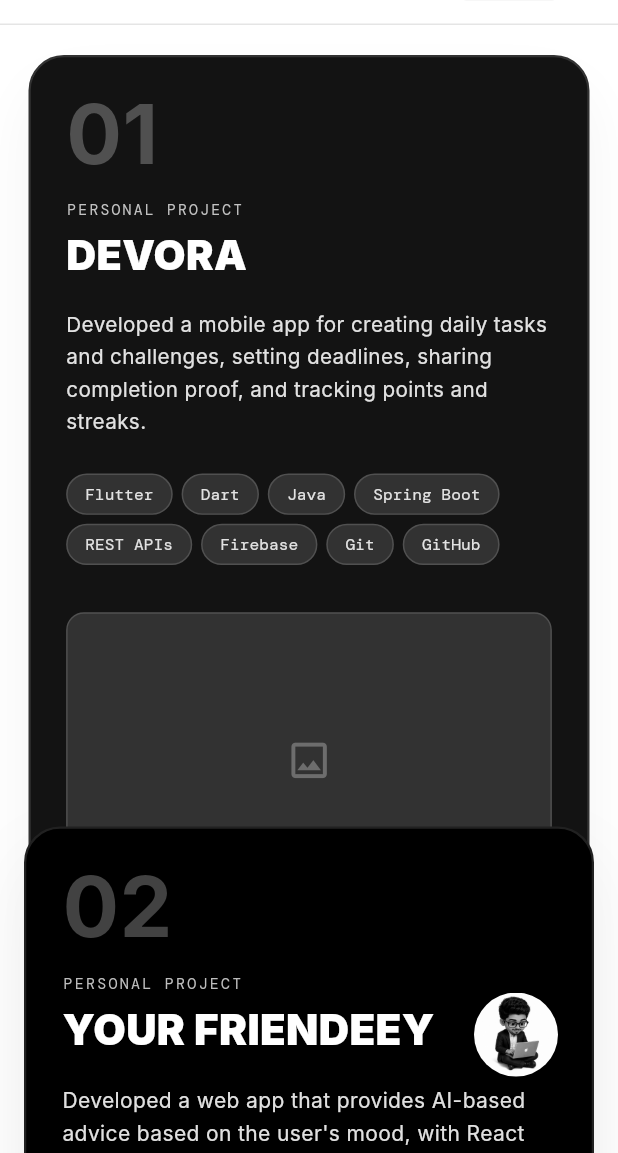
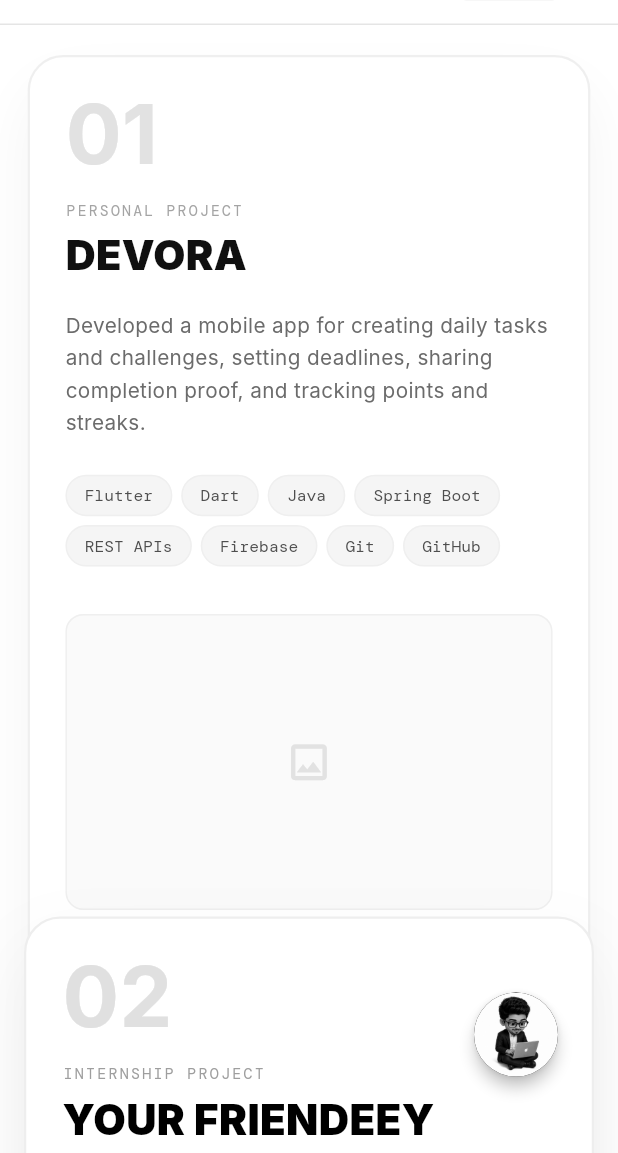
Before and after one commit to MohamedAzeem03/azeem-portfolio, a Flutter app: the screen it shows after launch, scrolled down 3456 dp, on a phone screen of 412 x 824 dp, the part 83-1236 px from its top. Run offline on Flutter 3.47's test engine with Material 3 defaults, Android fonts, the phone set to English and light mode, and no system bars; our stand-ins replace font_awesome_flutter, simple_icons.

Commit message:
Revert "Invert project cards to a dark theme with solid black backgrounds and precise grey/white typography hierarchy"
This reverts commit 0a8b6c80838611948557e3a1b1baffe5dc4de15b.

```diff
--- a/lib/widgets/case_study_modal.dart
+++ b/lib/widgets/case_study_modal.dart
@@ -222,8 +222,7 @@
 
 class HoverTechBadge extends StatefulWidget {
   final String tech;
-  final bool isDark;
-  const HoverTechBadge({super.key, required this.tech, this.isDark = false});
+  const HoverTechBadge({super.key, required this.tech});
 
   @override
   State<HoverTechBadge> createState() => _HoverTechBadgeState();
@@ -241,24 +240,16 @@
         duration: const Duration(milliseconds: 200),
         padding: const EdgeInsets.symmetric(horizontal: 12, vertical: 6),
         decoration: BoxDecoration(
-          color: _isHovered
-              ? (widget.isDark ? Colors.white : Colors.black)
-              : (widget.isDark ? Colors.grey.shade900 : Colors.grey.shade100),
+          color: _isHovered ? Colors.black : Colors.grey.shade100,
           borderRadius: BorderRadius.circular(16),
-          border: Border.all(
-              color: _isHovered
-                  ? (widget.isDark ? Colors.white : Colors.black)
-                  : (widget.isDark ? Colors.grey.shade800 : Colors.grey.shade200)
-          ),
+          border: Border.all(color: _isHovered ? Colors.black : Colors.grey.shade200),
         ),
         child: AnimatedDefaultTextStyle(
           duration: const Duration(milliseconds: 200),
           style: TextStyle(
             fontFamily: 'DM Mono',
             fontSize: 11,
-            color: _isHovered
-                ? (widget.isDark ? Colors.black : Colors.white)
-                : (widget.isDark ? Colors.grey.shade300 : Colors.grey.shade800),
+            color: _isHovered ? Colors.white : Colors.grey.shade800,
           ),
           child: Text(widget.tech.trim()),
         ),
--- a/lib/widgets/projects_section.dart
+++ b/lib/widgets/projects_section.dart
@@ -31,7 +31,7 @@
   ),
   const CaseStudy(
     projectName: 'YOUR FRIENDEEY',
-    projectType: 'PERSONAL PROJECT',
+    projectType: 'INTERNSHIP PROJECT',
     description: 'Developed a web app that provides AI-based advice based on the user\'s mood, with React frontend, Django backend, and AI API integration.',
     challenge: 'Users may need simple guidance based on their current mood but may not know where to find personalized advice.',
     solution: 'Built an AI-powered web application that provides advice based on the user\'s selected mood.',
@@ -53,7 +53,7 @@
   ),
   const CaseStudy(
     projectName: 'AZM QUICKBITE',
-    projectType: 'INTERNSHIP PROJECT',
+    projectType: 'PERSONAL PROJECT',
     description: 'Developed a food ordering web app with user login, product management, cart, order processing, and an interactive QuickBite Assistant.',
     challenge: 'Users need a simple way to browse food items, manage their cart, and place orders through a single application.',
     solution: 'Built a food ordering web application with user authentication, product management, cart functionality, order processing, and an AI-powered QuickBite Assistant.',
@@ -113,7 +113,7 @@
           Padding(
             padding: EdgeInsets.symmetric(horizontal: isMobile ? 24 : 48),
             child: Text(
-              'MY PROJECTS',
+              'SELECTED PROJECTS',
               style: TextStyle(
                 fontFamily: 'Cormorant Garamond',
                 fontSize: isMobile ? 42 : 64,
@@ -211,9 +211,9 @@
 
     return Container(
       decoration: BoxDecoration(
-        color: Colors.black,
+        color: Colors.white,
         borderRadius: BorderRadius.circular(24),
-        border: Border.all(color: Colors.grey.shade900, width: 1.5),
+        border: Border.all(color: Colors.grey.shade200, width: 1.5),
         boxShadow: [
           BoxShadow(
             color: Colors.black.withValues(alpha: 0.05),
@@ -243,7 +243,7 @@
                   width: isTablet ? 70 : 100,
                   child: Text(
                     projectNum,
-                    style: TextStyle(fontFamily: 'Inter', fontSize: isTablet ? 56 : 72, fontWeight: FontWeight.bold, color: Colors.grey.shade800, height: 1),
+                    style: TextStyle(fontFamily: 'Inter', fontSize: isTablet ? 56 : 72, fontWeight: FontWeight.bold, color: Colors.grey.shade300, height: 1),
                   ),
                 ),
                 // Details
@@ -252,15 +252,15 @@
                   child: Column(
                     crossAxisAlignment: CrossAxisAlignment.start,
                     children: [
-                      Text(project.projectType.toUpperCase(), style: TextStyle(fontFamily: 'DM Mono', fontSize: 12, color: Colors.grey.shade400, letterSpacing: 1.5)),
+                      Text(project.projectType.toUpperCase(), style: TextStyle(fontFamily: 'DM Mono', fontSize: 12, color: Colors.grey.shade500, letterSpacing: 1.5)),
                       const SizedBox(height: 8),
-                      Text(project.projectName.toUpperCase(), style: TextStyle(fontFamily: 'Inter', fontSize: 36, fontWeight: FontWeight.w900, color: Colors.white, letterSpacing: -0.5)),
+                      Text(project.projectName.toUpperCase(), style: TextStyle(fontFamily: 'Inter', fontSize: 36, fontWeight: FontWeight.w900, color: Colors.black, letterSpacing: -0.5)),
                       const SizedBox(height: 16), // Reduced from 24
-                      Text(project.description, style: TextStyle(fontFamily: 'Inter', fontSize: 16, color: Colors.grey.shade300, height: 1.5)),
+                      Text(project.description, style: TextStyle(fontFamily: 'Inter', fontSize: 16, color: Colors.grey.shade700, height: 1.5)),
                       const SizedBox(height: 24), // Reduced from 32
                       Text('Technologies:', style: TextStyle(fontFamily: 'DM Mono', fontSize: 12, color: Colors.grey.shade500)),
                       const SizedBox(height: 12),
-                      Wrap(spacing: 8, runSpacing: 8, children: project.technologies.map((t) => HoverTechBadge(tech: t, isDark: true)).toList()),
+                      Wrap(spacing: 8, runSpacing: 8, children: project.technologies.map((t) => HoverTechBadge(tech: t)).toList()),
                       const Spacer(),
                       _buildCaseStudyButton(context, project),
                     ],
@@ -272,9 +272,9 @@
                   flex: 4,
                   child: Container(
                     decoration: BoxDecoration(
-                      color: Colors.grey.shade900,
+                      color: Colors.grey.shade50,
                       borderRadius: BorderRadius.circular(16),
-                      border: Border.all(color: Colors.grey.shade800),
+                      border: Border.all(color: Colors.grey.shade200),
                     ),
                     child: project.imagePath != null
                         ? ClipRRect(
@@ -285,9 +285,9 @@
                             child: Column(
                               mainAxisSize: MainAxisSize.min,
                               children: [
-                                Icon(Icons.image_outlined, size: 48, color: Colors.grey.shade700),
+                                Icon(Icons.image_outlined, size: 48, color: Colors.grey.shade300),
                                 const SizedBox(height: 16),
-                                Text('Image\nPlaceholder', textAlign: TextAlign.center, style: TextStyle(fontFamily: 'DM Mono', color: Colors.grey.shade600, fontSize: 12)),
+                                Text('Image\nPlaceholder', textAlign: TextAlign.center, style: TextStyle(fontFamily: 'DM Mono', color: Colors.grey.shade400, fontSize: 12)),
                               ],
                             ),
                           ),
@@ -297,13 +297,13 @@
             ),
           ),
         ),
-        const Divider(height: 1, color: Color(0xFF222222)),
+        const Divider(height: 1, color: Color(0xFFEEEEEE)),
         Padding(
           padding: EdgeInsets.symmetric(horizontal: isTablet ? 32.0 : 36.0, vertical: 24.0), // Reduced vertical from 32 to 24
           child: Column(
             crossAxisAlignment: CrossAxisAlignment.start,
             children: [
-              const Text('KEY WORK', style: TextStyle(fontFamily: 'DM Mono', fontSize: 12, fontWeight: FontWeight.bold, color: Colors.white, letterSpacing: 1.5)),
+              const Text('KEY WORK', style: TextStyle(fontFamily: 'DM Mono', fontSize: 12, fontWeight: FontWeight.bold, color: Colors.black, letterSpacing: 1.5)),
               const SizedBox(height: 12), // Reduced from 16
               Wrap(
                 spacing: 32,
@@ -313,8 +313,8 @@
                   child: Row(
                     crossAxisAlignment: CrossAxisAlignment.start,
                     children: [
-                      const Text('• ', style: TextStyle(fontFamily: 'Inter', color: Colors.white, fontSize: 14)),
-                      Expanded(child: Text(k, style: TextStyle(fontFamily: 'Inter', color: Colors.grey.shade400, fontSize: 14, height: 1.4))),
+                      const Text('• ', style: TextStyle(fontFamily: 'Inter', color: Colors.black, fontSize: 14)),
+                      Expanded(child: Text(k, style: TextStyle(fontFamily: 'Inter', color: Colors.grey.shade700, fontSize: 14, height: 1.4))),
                     ],
                   ),
                 )).toList(),
@@ -335,45 +335,45 @@
         child: Column(
           crossAxisAlignment: CrossAxisAlignment.start,
           children: [
-            Text(projectNum, style: TextStyle(fontFamily: 'Inter', fontSize: 56, fontWeight: FontWeight.bold, color: Colors.grey.shade800, height: 1)),
+            Text(projectNum, style: TextStyle(fontFamily: 'Inter', fontSize: 56, fontWeight: FontWeight.bold, color: Colors.grey.shade300, height: 1)),
             const SizedBox(height: 16),
-            Text(project.projectType.toUpperCase(), style: TextStyle(fontFamily: 'DM Mono', fontSize: 10, color: Colors.grey.shade400, letterSpacing: 1.5)),
+            Text(project.projectType.toUpperCase(), style: TextStyle(fontFamily: 'DM Mono', fontSize: 10, color: Colors.grey.shade500, letterSpacing: 1.5)),
             const SizedBox(height: 4),
-            Text(project.projectName.toUpperCase(), style: TextStyle(fontFamily: 'Inter', fontSize: 28, fontWeight: FontWeight.w900, color: Colors.white)),
+            Text(project.projectName.toUpperCase(), style: TextStyle(fontFamily: 'Inter', fontSize: 28, fontWeight: FontWeight.w900, color: Colors.black)),
             const SizedBox(height: 16),
-            Text(project.description, style: TextStyle(fontFamily: 'Inter', fontSize: 14, color: Colors.grey.shade300, height: 1.6)),
+            Text(project.description, style: TextStyle(fontFamily: 'Inter', fontSize: 14, color: Colors.grey.shade700, height: 1.6)),
             const SizedBox(height: 24),
-            Wrap(spacing: 6, runSpacing: 6, children: project.technologies.map((t) => HoverTechBadge(tech: t, isDark: true)).toList()),
+            Wrap(spacing: 6, runSpacing: 6, children: project.technologies.map((t) => HoverTechBadge(tech: t)).toList()),
             const SizedBox(height: 32),
             Container(
               height: 200,
               width: double.infinity,
               decoration: BoxDecoration(
-                color: Colors.grey.shade900,
+                color: Colors.grey.shade50,
                 borderRadius: BorderRadius.circular(12),
-                border: Border.all(color: Colors.grey.shade800),
+                border: Border.all(color: Colors.grey.shade200),
               ),
               child: project.imagePath != null
                   ? ClipRRect(
                       borderRadius: BorderRadius.circular(12),
                       child: Image.asset(project.imagePath!, fit: BoxFit.cover),
                     )
-                  : Center(child: Icon(Icons.image_outlined, size: 32, color: Colors.grey.shade700)),
+                  : Center(child: Icon(Icons.image_outlined, size: 32, color: Colors.grey.shade300)),
             ),
             const SizedBox(height: 32),
             _buildCaseStudyButton(context, project),
             const SizedBox(height: 32),
-            const Divider(height: 1, color: Color(0xFF222222)),
+            const Divider(height: 1, color: Color(0xFFEEEEEE)),
             const SizedBox(height: 24),
-            const Text('KEY WORK', style: TextStyle(fontFamily: 'DM Mono', fontSize: 12, fontWeight: FontWeight.bold, color: Colors.white, letterSpacing: 1.5)),
+            const Text('KEY WORK', style: TextStyle(fontFamily: 'DM Mono', fontSize: 12, fontWeight: FontWeight.bold, color: Colors.black, letterSpacing: 1.5)),
             const SizedBox(height: 16),
             ...project.keyOutcomes.map((k) => Padding(
               padding: const EdgeInsets.only(bottom: 8.0),
               child: Row(
                 crossAxisAlignment: CrossAxisAlignment.start,
                 children: [
-                  const Text('• ', style: TextStyle(fontFamily: 'Inter', color: Colors.white, fontSize: 14)),
-                  Expanded(child: Text(k, style: TextStyle(fontFamily: 'Inter', color: Colors.grey.shade400, fontSize: 14, height: 1.4))),
+                  const Text('• ', style: TextStyle(fontFamily: 'Inter', color: Colors.black, fontSize: 14)),
+                  Expanded(child: Text(k, style: TextStyle(fontFamily: 'Inter', color: Colors.grey.shade700, fontSize: 14, height: 1.4))),
                 ],
               ),
             )),
@@ -422,10 +422,10 @@
           curve: Curves.easeInOutSine,
           padding: const EdgeInsets.symmetric(horizontal: 24, vertical: 12),
           decoration: BoxDecoration(
-            color: _isHovered ? Colors.transparent : Colors.white,
+            color: _isHovered ? Colors.transparent : Colors.black,
             borderRadius: BorderRadius.circular(32),
             border: Border.all(
-              color: _isHovered ? Colors.grey.shade600 : Colors.white,
+              color: _isHovered ? Colors.grey.shade400 : Colors.black,
             ),
           ),
           child: Row(
@@ -439,14 +439,14 @@
                   fontSize: 12,
                   fontWeight: FontWeight.bold,
                   letterSpacing: 1.0,
-                  color: _isHovered ? Colors.white : Colors.black,
+                  color: _isHovered ? Colors.black : Colors.white,
                 ),
                 child: Text('${widget.text}  '),
               ),
               TweenAnimationBuilder<Color?>(
                 tween: ColorTween(
-                  begin: Colors.black,
-                  end: _isHovered ? Colors.white : Colors.black,
+                  begin: Colors.white,
+                  end: _isHovered ? Colors.black : Colors.white,
                 ),
                 duration: const Duration(milliseconds: 250),
                 curve: Curves.easeInOutSine,
```
